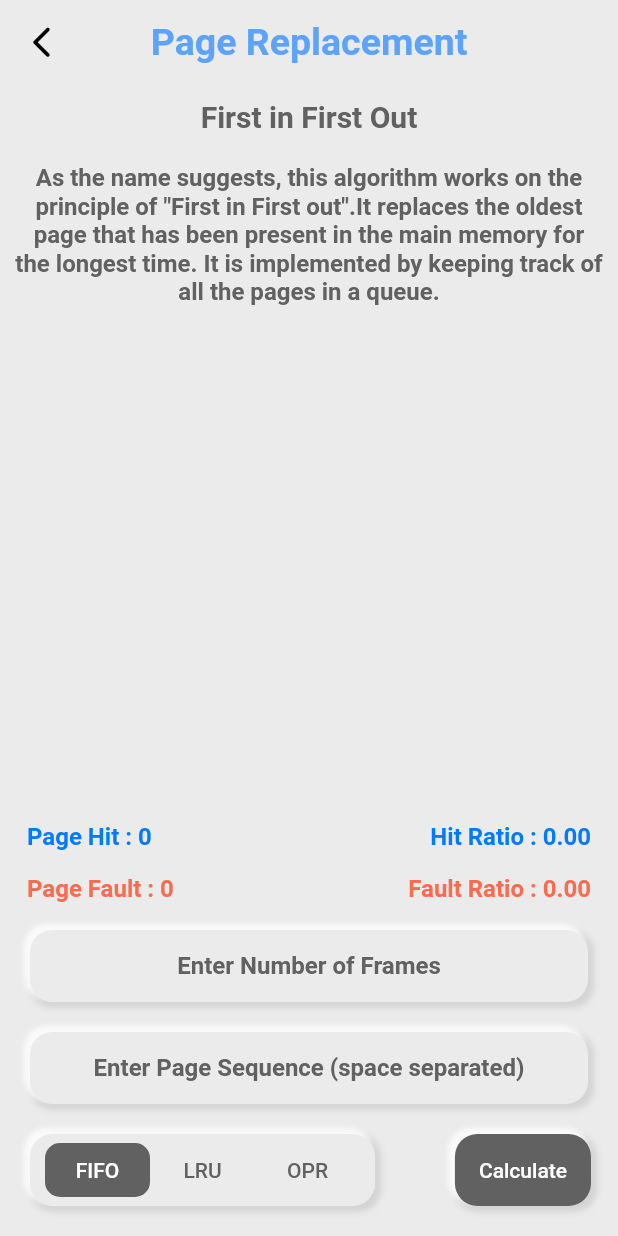
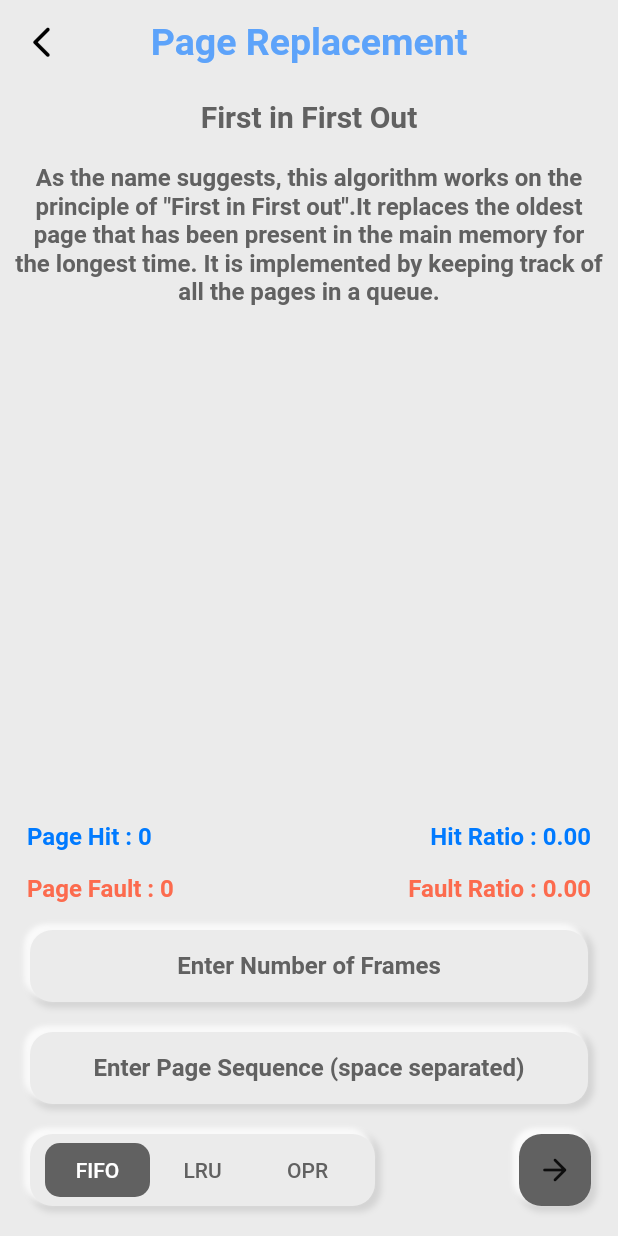
Before and after one commit to shashank1707/ProjectOS, a Flutter app: the screen it shows after launch, after a tap on "Page Replacement", on a phone screen of 412 x 824 dp. Run offline on Flutter 3.47's test engine with Material 2 defaults, Android fonts, the light colour scheme and no system bars.

Commit message:
calc button

```diff
--- a/lib/screens/page/pageHome.dart
+++ b/lib/screens/page/pageHome.dart
@@ -411,10 +411,8 @@ class _PageHomeState extends State<PageHome> {
                               )
                             ]
                           ),
-                          child: FlatButton(
-                            shape: RoundedRectangleBorder(borderRadius: BorderRadius.circular(10)),
-                            // color: Color(0xff616161),
-                            child: Text("Calculate", style: TextStyle(color: Colors.white),),
+                          child: IconButton(
+                            icon: Icon(Icons.arrow_forward_rounded),
                             onPressed: (){
                               calc();
                             }
```
